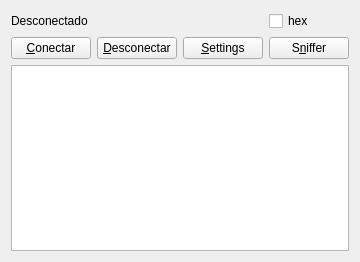
First picture: the form in RF1276/mainwindow.ui, repository cukier/qt, before the edit.
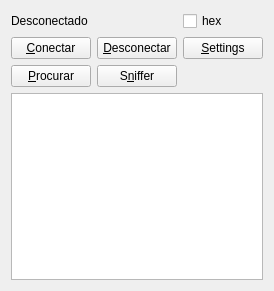
Second picture: the form after the edit.

What changed in the file:
```diff
--- a/RF1276/mainwindow.ui
+++ b/RF1276/mainwindow.ui
@@ -6,14 +6,21 @@
    <rect>
     <x>0</x>
     <y>0</y>
-    <width>336</width>
-    <height>262</height>
+    <width>274</width>
+    <height>291</height>
    </rect>
   </property>
   <property name="windowTitle">
    <string>MainWindow</string>
   </property>
   <layout class="QGridLayout" name="gridLayout">
+   <item row="1" column="2" alignment="Qt::AlignHCenter">
+    <widget class="QPushButton" name="btSettings">
+     <property name="text">
+      <string>&amp;Settings</string>
+     </property>
+    </widget>
+   </item>
    <item row="1" column="0" alignment="Qt::AlignHCenter">
     <widget class="QPushButton" name="btCon">
      <property name="text">
@@ -28,37 +35,37 @@
      </property>
     </widget>
    </item>
-   <item row="1" column="2" alignment="Qt::AlignHCenter">
-    <widget class="QPushButton" name="btSettings">
+   <item row="2" column="0" alignment="Qt::AlignHCenter">
+    <widget class="QPushButton" name="btProc">
      <property name="text">
-      <string>&amp;Settings</string>
+      <string>&amp;Procurar</string>
      </property>
     </widget>
    </item>
-   <item row="1" column="3" alignment="Qt::AlignHCenter">
+   <item row="2" column="1" alignment="Qt::AlignHCenter">
     <widget class="QPushButton" name="btSniff">
      <property name="text">
       <string>S&amp;niffer</string>
      </property>
     </widget>
    </item>
-   <item row="2" column="0" colspan="4">
-    <widget class="QTextBrowser" name="textBrowser"/>
-   </item>
-   <item row="0" column="3">
-    <widget class="QCheckBox" name="checkBox">
-     <property name="text">
-      <string>hex</string>
-     </property>
-    </widget>
-   </item>
-   <item row="0" column="0" colspan="3">
+   <item row="0" column="0" colspan="2">
     <widget class="QLabel" name="label">
      <property name="text">
       <string>Desconectado</string>
      </property>
     </widget>
    </item>
+   <item row="0" column="2">
+    <widget class="QCheckBox" name="checkBox">
+     <property name="text">
+      <string>hex</string>
+     </property>
+    </widget>
+   </item>
+   <item row="3" column="0" colspan="3">
+    <widget class="QTextBrowser" name="textBrowser"/>
+   </item>
   </layout>
  </widget>
  <layoutdefault spacing="6" margin="11"/>
```
